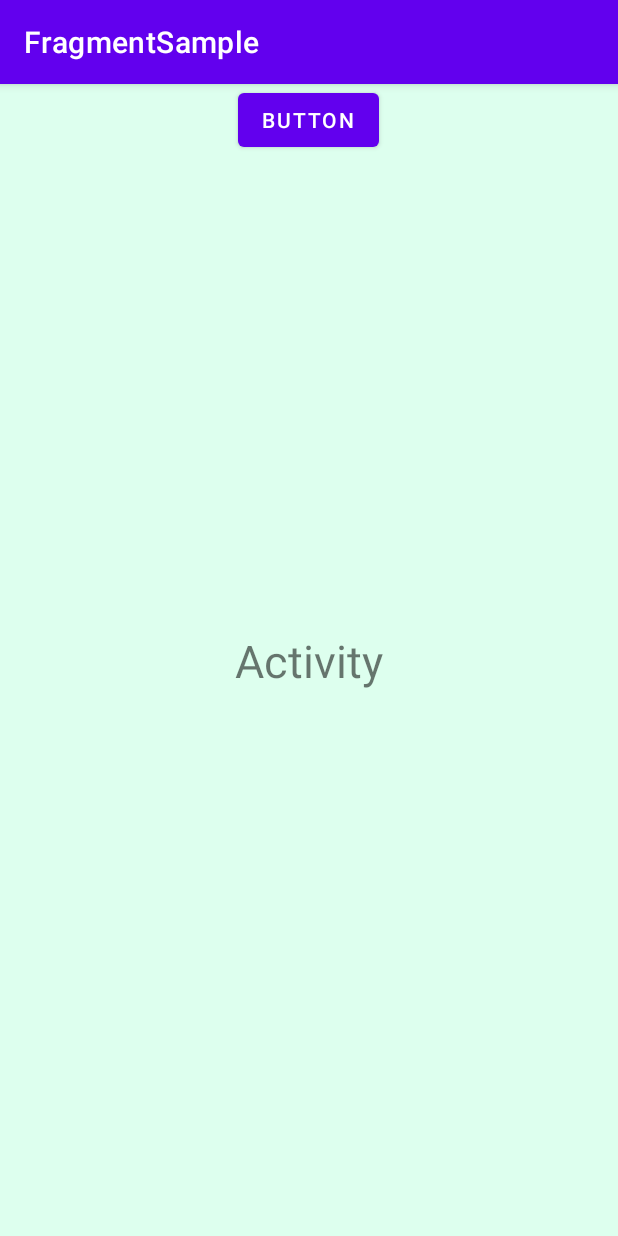
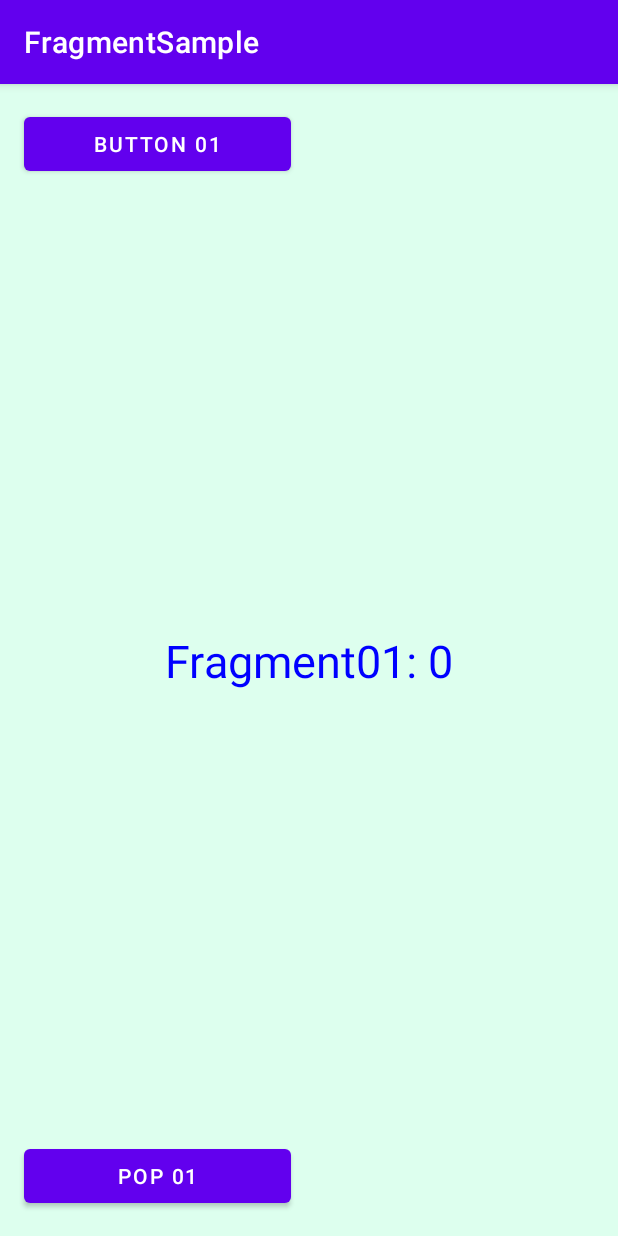
Before and after one commit to kohshin1977/FragmentSample, an Android app: the screen it shows after launch (MainActivity), on a phone screen of 412 x 824 dp. Run offline under Robolectric (Android 15) with nearby library versions, the phone set to English and light mode, and no system bars.

Commit message:
Fragment から別の Fragment に画面遷移させてみる.。

```diff
--- /dev/null
+++ b/app/src/main/java/com/kohshin/fragmentsample/Fragment01.java
@@ -0,0 +1,72 @@
+package com.kohshin.fragmentsample;
+
+import android.os.Bundle;
+import android.view.LayoutInflater;
+import android.view.View;
+import android.view.ViewGroup;
+import android.widget.Button;
+import android.widget.TextView;
+
+import androidx.annotation.NonNull;
+import androidx.fragment.app.Fragment;
+import androidx.fragment.app.FragmentManager;
+import androidx.fragment.app.FragmentTransaction;
+
+public class Fragment01 extends Fragment {
+    private int cnt = 0;
+
+    static Fragment01 newInstance(int count){
+// Fragemnt01 インスタンス生成
+        Fragment01 fragment01 = new Fragment01();
+
+// Bundle にパラメータを設定
+        Bundle args = new Bundle();
+        args.putInt("Counter", count);
+        fragment01.setArguments(args);
+
+        return fragment01;
+    }
+
+    // FragmentのViewを生成して返す
+    @Override
+    public View onCreateView(@NonNull LayoutInflater inflater, ViewGroup container, Bundle savedInstanceState) {
+
+        return inflater.inflate(R.layout.fragment01, container, false);
+    }
+
+    @Override
+    public void onViewCreated(@NonNull View view, Bundle savedInstanceState) {
+        super.onViewCreated(view, savedInstanceState);
+
+        Bundle args = getArguments();
+
+        if(args != null ) {
+            int count = args.getInt("Counter");
+            String str = "Fragment01: " + count;
+            cnt = count + 1;
+
+            TextView textView = view.findViewById(R.id.textview_01);
+            textView.setText(str);
+        }
+
+        Button button01 = view.findViewById(R.id.button_01);
+        button01.setOnClickListener( v -> {
+            FragmentManager fragmentManager = getParentFragmentManager();
+            FragmentTransaction fragmentTransaction = fragmentManager.beginTransaction();
+            //BackStackを設定
+            fragmentTransaction.addToBackStack(null);
+
+            fragmentTransaction.replace(R.id.container, Fragment02.newInstance(cnt));
+            fragmentTransaction.commit();
+
+        });
+
+
+        //BackStackで１つ戻す
+        Button pop01 = view.findViewById(R.id.pop_01);
+        pop01.setOnClickListener( v -> {
+            FragmentManager fragmentManager = getParentFragmentManager();
+            fragmentManager.popBackStack();
+        });
+    }
+}
--- a/app/src/main/java/com/kohshin/fragmentsample/MainActivity.java
+++ b/app/src/main/java/com/kohshin/fragmentsample/MainActivity.java
@@ -14,21 +14,18 @@ public class MainActivity extends AppCompatActivity {
         super.onCreate(savedInstanceState);
         setContentView(R.layout.activity_main);
 
-        Button button01 = findViewById(R.id.button);
+        if (savedInstanceState == null) {
+            FragmentManager fragmentManager = getSupportFragmentManager();
+            FragmentTransaction fragmentTransaction = fragmentManager.beginTransaction();
 
-        if(savedInstanceState == null){
-            button01.setOnClickListener( v -> {
-                FragmentManager fragmentManager = getSupportFragmentManager();
-                FragmentTransaction fragmentTransaction = fragmentManager.beginTransaction();
+            // BackStackを設定
+            fragmentTransaction.addToBackStack(null);
 
-                //BackStackを設定
-                fragmentTransaction.addToBackStack(null);
+            // counterをパラメータとして設定
+            int count = 0;
+            fragmentTransaction.replace(R.id.container, Fragment01.newInstance(count));
 
-                //パラメータを設定
-                fragmentTransaction.replace(R.id.container, SampleFragment.newInstance("Fragment"));
-                fragmentTransaction.commit();
-
-            });
+            fragmentTransaction.commit();
         }
     }
 }
--- a/app/src/main/res/layout/activity_main.xml
+++ b/app/src/main/res/layout/activity_main.xml
@@ -8,33 +8,14 @@
     android:background="#dfe"
     tools:context=".MainActivity">
 
-    <TextView
-        android:text="@string/activity"
-        android:layout_width="wrap_content"
-        android:layout_height="wrap_content"
-        android:textSize="30sp"
+    <androidx.fragment.app.FragmentContainerView
+        android:id="@+id/container"
+        android:layout_width="match_parent"
+        android:layout_height="match_parent"
         app:layout_constraintBottom_toBottomOf="parent"
-        app:layout_constraintEnd_toEndOf="parent"
-        app:layout_constraintStart_toStartOf="parent"
+        app:layout_constraintLeft_toLeftOf="parent"
+        app:layout_constraintRight_toRightOf="parent"
         app:layout_constraintTop_toTopOf="parent" />
-
-    <LinearLayout
-        android:orientation="vertical"
-        android:layout_width="match_parent"
-        android:layout_height="match_parent">
-
-        <Button
-            android:id="@+id/button"
-            android:text="@string/button"
-            android:layout_gravity="center_horizontal"
-            android:layout_width="wrap_content"
-            android:layout_height="wrap_content"/>
-
-        <androidx.fragment.app.FragmentContainerView
-            android:id="@+id/container"
-            android:layout_width="match_parent"
-            android:layout_height="match_parent" />
-    </LinearLayout>
 
 
 </androidx.constraintlayout.widget.ConstraintLayout>
--- /dev/null
+++ b/app/src/main/res/layout/fragment01.xml
@@ -0,0 +1,42 @@
+<?xml version="1.0" encoding="utf-8"?>
+<androidx.constraintlayout.widget.ConstraintLayout
+    xmlns:android="http://schemas.android.com/apk/res/android"
+    xmlns:app="http://schemas.android.com/apk/res-auto"
+    xmlns:tools="http://schemas.android.com/tools"
+    android:layout_width="match_parent"
+    android:layout_height="match_parent"
+    android:background="#dfe"
+    tools:context=".MainActivity">
+
+    <Button
+        android:id="@+id/button_01"
+        android:layout_width="178dp"
+        android:layout_height="wrap_content"
+        android:layout_marginStart="16dp"
+        android:layout_marginTop="16dp"
+        android:text="@string/button01"
+        app:layout_constraintStart_toStartOf="parent"
+        app:layout_constraintTop_toTopOf="parent" />
+
+    <TextView
+        android:id="@+id/textview_01"
+        android:layout_width="wrap_content"
+        android:layout_height="wrap_content"
+        android:textColor="#00f"
+        android:textSize="30sp"
+        app:layout_constraintBottom_toBottomOf="parent"
+        app:layout_constraintEnd_toEndOf="parent"
+        app:layout_constraintStart_toStartOf="parent"
+        app:layout_constraintTop_toTopOf="parent" />
+
+    <Button
+        android:id="@+id/pop_01"
+        android:layout_width="178dp"
+        android:layout_height="wrap_content"
+        android:layout_marginBottom="16dp"
+        android:layout_marginStart="16dp"
+        android:text="@string/pop01"
+        app:layout_constraintBottom_toBottomOf="parent"
+        app:layout_constraintStart_toStartOf="parent" />
+
+</androidx.constraintlayout.widget.ConstraintLayout>
--- a/app/src/main/res/values/strings.xml
+++ b/app/src/main/res/values/strings.xml
@@ -3,4 +3,8 @@
     <string name="hello_fragment">Hello Fragment</string>
     <string name="activity">Activity</string>
     <string name="button">Button</string>
+    <string name="button01">Button 01</string>
+    <string name="pop01">Pop 01</string>
+    <string name="button02">Button 02</string>
+    <string name="pop02">Pop 02</string>
 </resources>
```
Also changed, not shown: app/src/main/java/com/kohshin/fragmentsample/Fragment02.java (added, +71 -0 lines), app/src/main/res/layout/fragment02.xml (added, +42 -0 lines).
